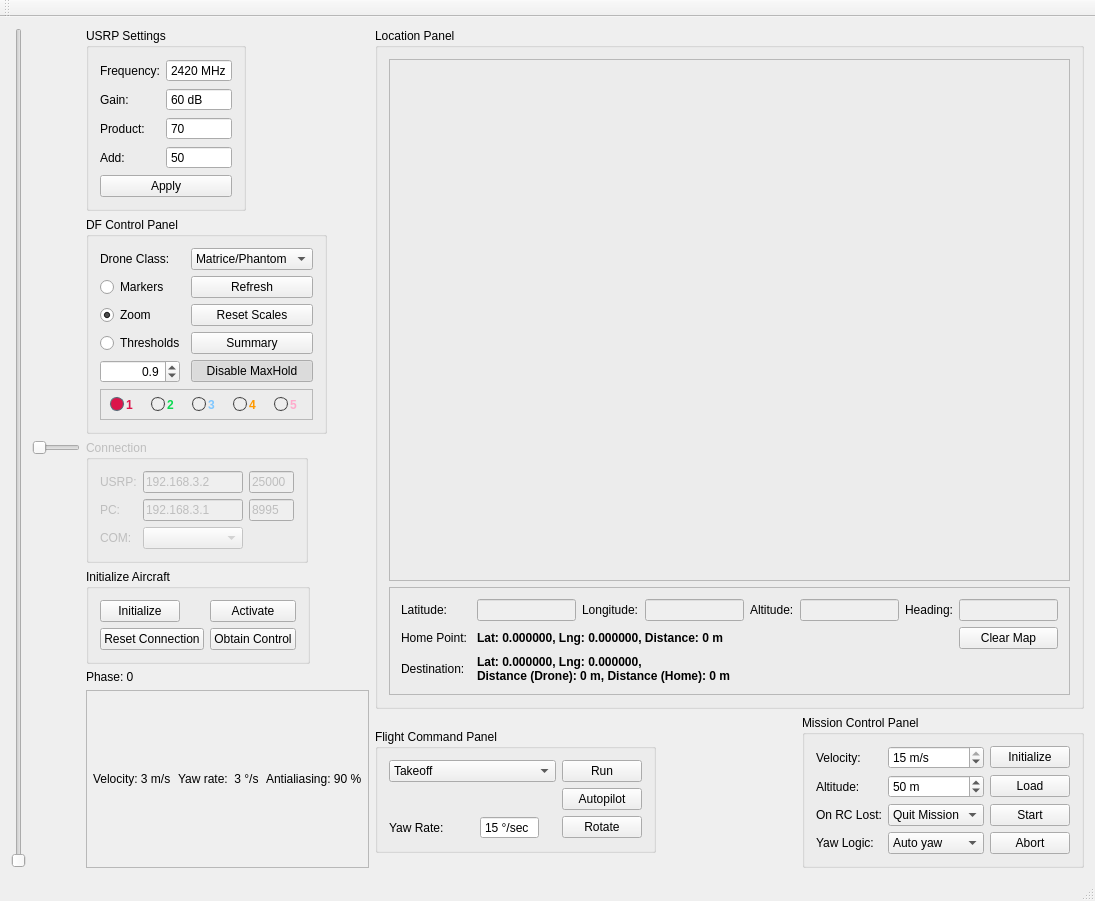
Above: view/mainview.ui from Valkaryne/Matrice600DF before the change. Below: the same form after it.
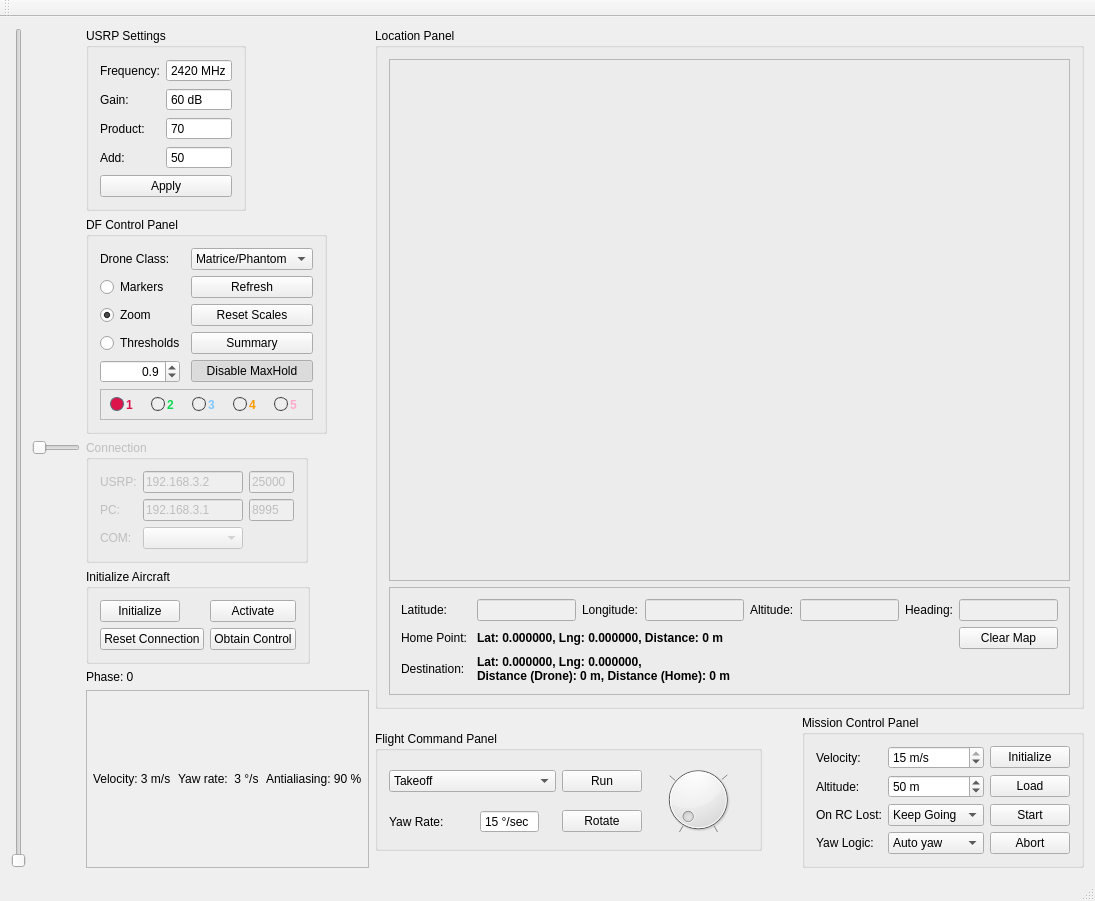
That is the form after the change.

```diff
--- a/view/mainview.ui
+++ b/view/mainview.ui
@@ -900,6 +900,9 @@
          </item>
          <item row="2" column="1">
           <widget class="QComboBox" name="cb_wp_rcLost">
+           <property name="currentIndex">
+            <number>1</number>
+           </property>
            <item>
             <property name="text">
              <string>Quit Mission</string>
@@ -1144,20 +1147,45 @@
          <string>Flight Command Panel</string>
         </property>
         <layout class="QGridLayout" name="gridLayout_7">
-         <item row="2" column="1">
-          <widget class="QLabel" name="lbl_yawRate">
-           <property name="sizePolicy">
-            <sizepolicy hsizetype="Maximum" vsizetype="Preferred">
-             <horstretch>0</horstretch>
-             <verstretch>0</verstretch>
-            </sizepolicy>
+         <item row="0" column="4" rowspan="2">
+          <widget class="QDial" name="dial_autoSearch">
+           <property name="minimumSize">
+            <size>
+             <width>0</width>
+             <height>75</height>
+            </size>
            </property>
+           <property name="maximum">
+            <number>3</number>
+           </property>
+           <property name="pageStep">
+            <number>1</number>
+           </property>
+           <property name="invertedAppearance">
+            <bool>false</bool>
+           </property>
+           <property name="invertedControls">
+            <bool>false</bool>
+           </property>
+           <property name="wrapping">
+            <bool>false</bool>
+           </property>
+           <property name="notchesVisible">
+            <bool>true</bool>
+           </property>
+          </widget>
+         </item>
+         <item row="1" column="3">
+          <widget class="QPushButton" name="btn_hp_start">
            <property name="text">
-            <string>Yaw Rate:</string>
+            <string>Rotate</string>
+           </property>
+           <property name="checkable">
+            <bool>true</bool>
            </property>
           </widget>
          </item>
-         <item row="2" column="2">
+         <item row="1" column="2">
           <widget class="QSpinBox" name="sb_yawRate">
            <property name="sizePolicy">
             <sizepolicy hsizetype="Maximum" vsizetype="Fixed">
@@ -1182,26 +1210,16 @@
            </property>
           </widget>
          </item>
-         <item row="2" column="3">
-          <widget class="QPushButton" name="btn_hp_start">
-           <property name="text">
-            <string>Rotate</string>
-           </property>
-           <property name="checkable">
-            <bool>true</bool>
-           </property>
-          </widget>
-         </item>
-         <item row="0" column="3">
-          <widget class="QPushButton" name="btn_runCommand">
+         <item row="1" column="1">
+          <widget class="QLabel" name="lbl_yawRate">
            <property name="sizePolicy">
-            <sizepolicy hsizetype="Maximum" vsizetype="Fixed">
+            <sizepolicy hsizetype="Maximum" vsizetype="Preferred">
              <horstretch>0</horstretch>
              <verstretch>0</verstretch>
             </sizepolicy>
            </property>
            <property name="text">
-            <string>Run</string>
+            <string>Yaw Rate:</string>
            </property>
           </widget>
          </item>
@@ -1265,16 +1283,16 @@
            </item>
           </widget>
          </item>
-         <item row="1" column="3">
-          <widget class="QPushButton" name="btn_autopilot">
+         <item row="0" column="3">
+          <widget class="QPushButton" name="btn_runCommand">
+           <property name="sizePolicy">
+            <sizepolicy hsizetype="Maximum" vsizetype="Fixed">
+             <horstretch>0</horstretch>
+             <verstretch>0</verstretch>
+            </sizepolicy>
+           </property>
            <property name="text">
-            <string>Autopilot</string>
-           </property>
-           <property name="shortcut">
-            <string>Space</string>
-           </property>
-           <property name="checkable">
-            <bool>true</bool>
+            <string>Run</string>
            </property>
           </widget>
          </item>
```
Left out of the diff: 4 changed lines with no effect on the pictures.
